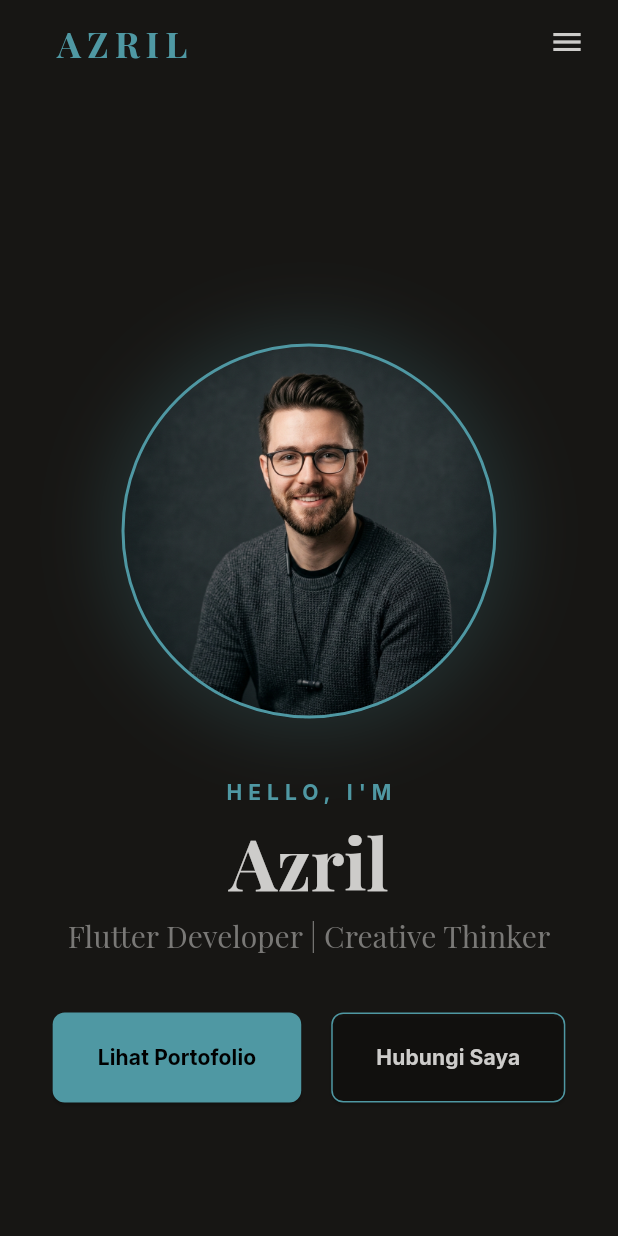
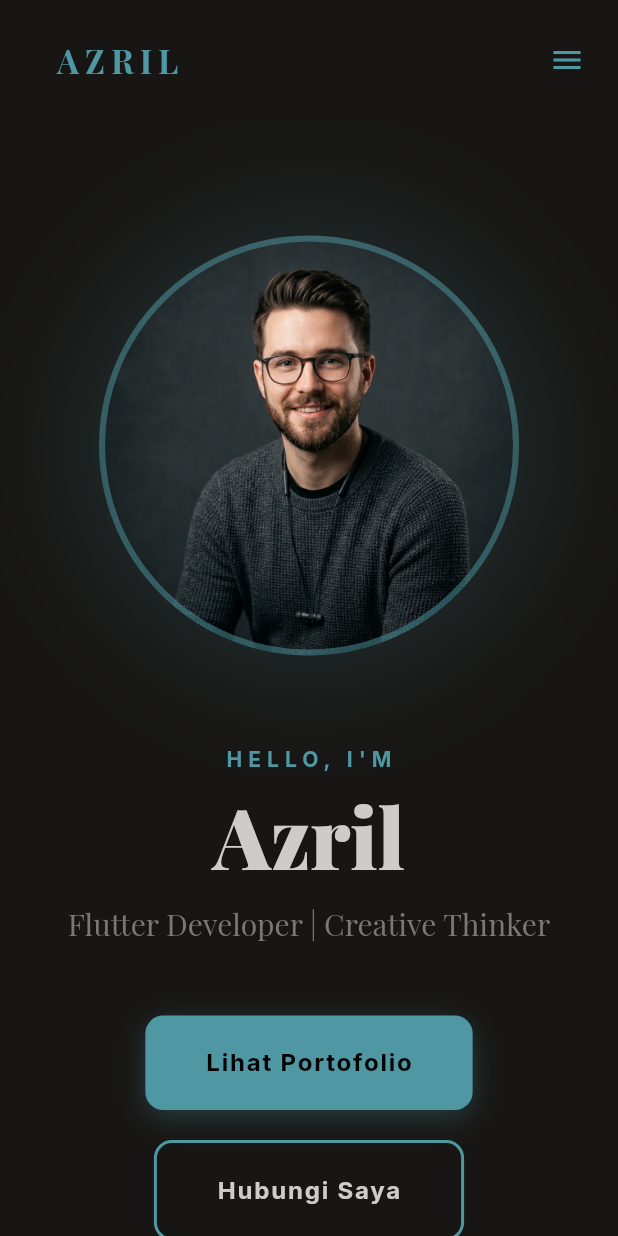
Before and after one commit to Ezherielll/Dio-Azril, a Flutter app: the screen it shows after launch, on a phone screen of 412 x 824 dp. Run offline on Flutter 3.47's test engine with Material 3 defaults, Android fonts, the phone set to English and light mode, and no system bars; drawn by our look-alikes of flutter_animate; our stand-ins replace google_fonts.

Commit message:
feat: polish responsiveness and animations (Milestone 5)

```diff
--- a/lib/widgets/hero_section.dart
+++ b/lib/widgets/hero_section.dart
@@ -16,7 +16,7 @@ class HeroSection extends StatelessWidget {
   @override
   Widget build(BuildContext context) {
     final double width = MediaQuery.of(context).size.width;
-    final bool isMobile = width < 800;
+    final bool isMobile = width < 900;
 
     return Container(
       padding: EdgeInsets.symmetric(horizontal: isMobile ? 20 : 100),
@@ -52,21 +52,22 @@ class HeroSection extends StatelessWidget {
           Text(
             AppConstants.name,
             style: Theme.of(context).textTheme.displayLarge?.copyWith(
-                  fontSize: isMobile ? 48 : 72,
+                  fontSize: isMobile ? 56 : 80,
                   height: 1.1,
+                  fontWeight: FontWeight.w900,
                 ),
           ).animate().fadeIn(delay: 200.ms, duration: 500.ms).slideX(begin: -0.2),
-          const SizedBox(height: 10),
+          const SizedBox(height: 15),
           Text(
             AppConstants.tagline,
             textAlign: isMobile ? TextAlign.center : TextAlign.start,
             style: Theme.of(context).textTheme.displaySmall?.copyWith(
-                  fontSize: isMobile ? 20 : 28,
+                  fontSize: isMobile ? 20 : 32,
                   fontWeight: FontWeight.w300,
                   color: AppTheme.darkTextMuted,
                 ),
           ).animate().fadeIn(delay: 400.ms, duration: 500.ms).slideX(begin: -0.2),
-          const SizedBox(height: 40),
+          const SizedBox(height: 50),
           Wrap(
             spacing: 20,
             runSpacing: 20,
@@ -94,43 +95,63 @@ class HeroSection extends StatelessWidget {
       flex: isMobile ? 0 : 2,
       child: Center(
         child: Container(
-          width: isMobile ? 250 : 350,
-          height: isMobile ? 250 : 350,
+          width: isMobile ? 280 : 400,
+          height: isMobile ? 280 : 400,
           decoration: BoxDecoration(
             shape: BoxShape.circle,
-            border: Border.all(color: AppTheme.darkAccent, width: 2),
+            border: Border.all(color: AppTheme.darkAccent.withOpacity(0.5), width: 4),
             image: const DecorationImage(
               image: AssetImage(AppConstants.profileImageUrl),
               fit: BoxFit.cover,
             ),
             boxShadow: [
               BoxShadow(
-                color: AppTheme.darkAccent.withOpacity(0.2),
-                blurRadius: 40,
-                spreadRadius: 10,
+                color: AppTheme.darkAccent.withOpacity(0.15),
+                blurRadius: 60,
+                spreadRadius: 20,
               ),
             ],
           ),
-        ).animate().fadeIn(delay: 800.ms, duration: 800.ms).scale(begin: const Offset(0.8, 0.8)),
+        )
+            .animate(onPlay: (controller) => controller.repeat(reverse: true))
+            .moveY(begin: -10, end: 10, duration: 2.seconds, curve: Curves.easeInOut)
+            .animate() // Intro animation
+            .fadeIn(delay: 800.ms, duration: 800.ms)
+            .scale(begin: const Offset(0.8, 0.8)),
       ),
     );
 
-    return isMobile ? [imageContent, const SizedBox(height: 40), textContent] : [textContent, imageContent];
+    return isMobile ? [imageContent, const SizedBox(height: 60), textContent] : [textContent, imageContent];
   }
 
   Widget _buildCTAButton(BuildContext context, String label, VoidCallback onTap, {required bool isPrimary}) {
-    return ElevatedButton(
-      onPressed: onTap,
-      style: ElevatedButton.styleFrom(
-        backgroundColor: isPrimary ? AppTheme.darkAccent : Colors.transparent,
-        foregroundColor: isPrimary ? Colors.black : AppTheme.darkTextPrimary,
-        side: isPrimary ? null : const BorderSide(color: AppTheme.darkAccent),
-        padding: const EdgeInsets.symmetric(horizontal: 30, vertical: 20),
-        shape: RoundedRectangleBorder(borderRadius: BorderRadius.circular(8)),
-      ),
-      child: Text(
-        label,
-        style: const TextStyle(fontWeight: FontWeight.bold),
+    return InkWell(
+      onTap: onTap,
+      borderRadius: BorderRadius.circular(12),
+      child: AnimatedContainer(
+        duration: const Duration(milliseconds: 200),
+        padding: const EdgeInsets.symmetric(horizontal: 40, vertical: 20),
+        decoration: BoxDecoration(
+          color: isPrimary ? AppTheme.darkAccent : Colors.transparent,
+          borderRadius: BorderRadius.circular(12),
+          border: isPrimary ? null : Border.all(color: AppTheme.darkAccent, width: 2),
+          boxShadow: [
+            if (isPrimary)
+              BoxShadow(
+                color: AppTheme.darkAccent.withOpacity(0.3),
+                blurRadius: 15,
+                offset: const Offset(0, 5),
+              ),
+          ],
+        ),
+        child: Text(
+          label,
+          style: TextStyle(
+            fontWeight: FontWeight.bold,
+            letterSpacing: 1.2,
+            color: isPrimary ? Colors.black : AppTheme.darkTextPrimary,
+          ),
+        ),
       ),
     );
   }
```
Also changed, not shown: lib/widgets/navbar.dart (+70 -17 lines), lib/widgets/project_card.dart (+32 -22 lines).
